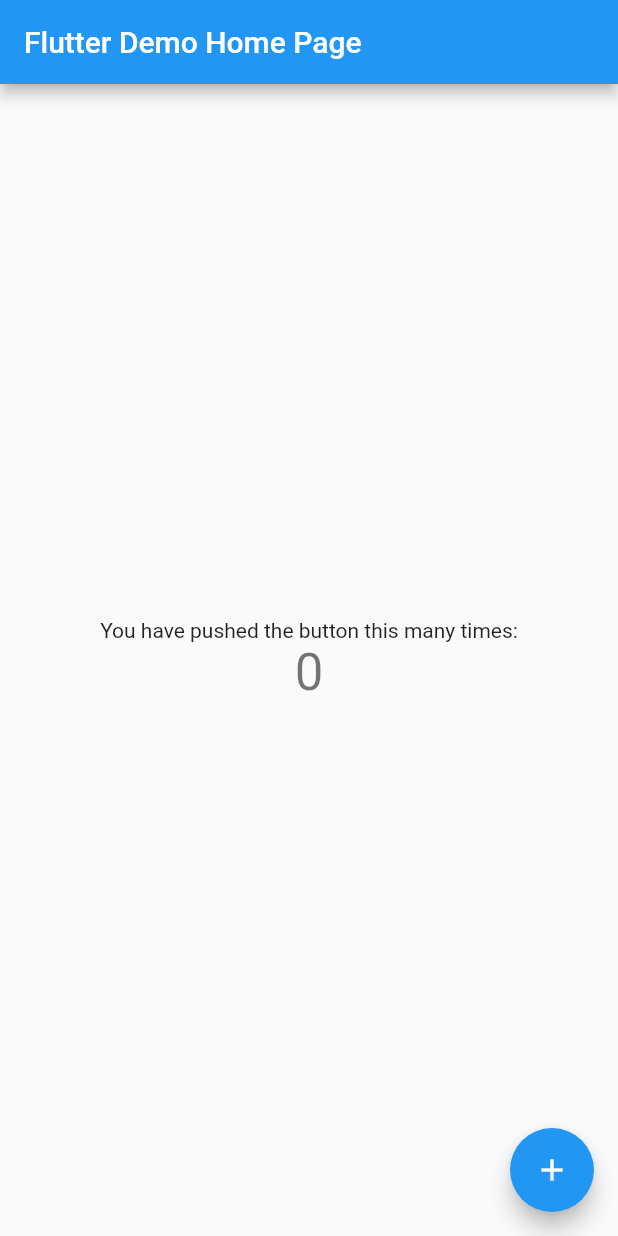
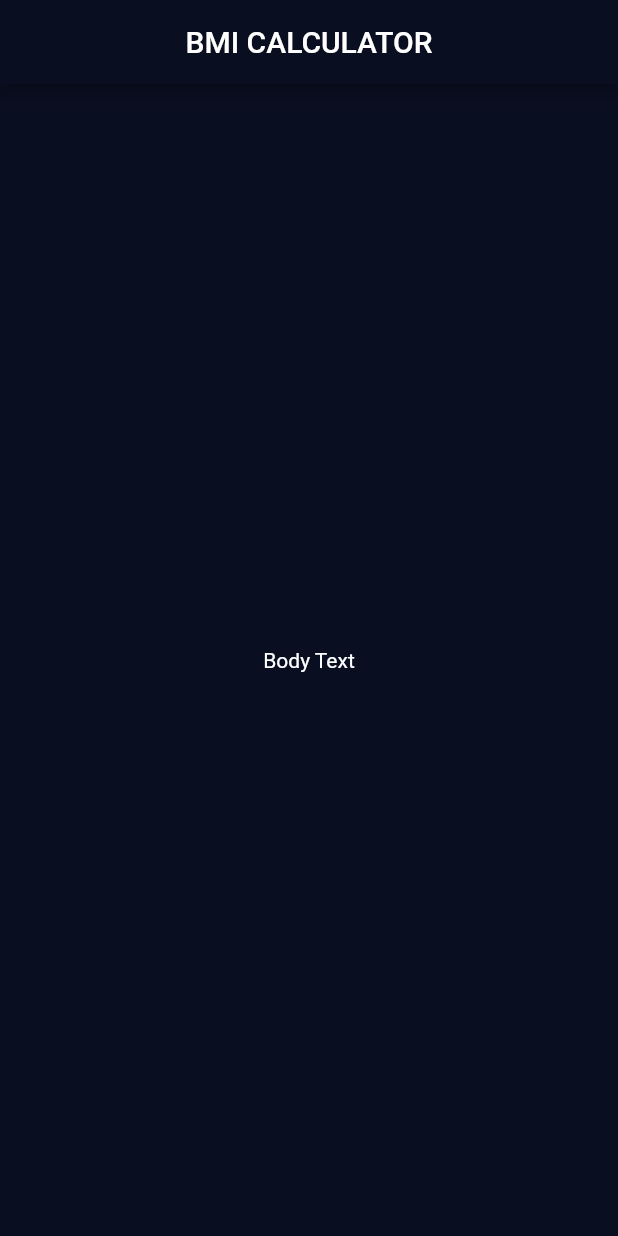
Before and after one commit to AliE99/bmi-calculator, a Flutter app: the screen it shows after launch, on a phone screen of 412 x 824 dp. Run offline on Flutter 3.47's test engine with Material 2 defaults, Android fonts, the phone set to English and light mode, and no system bars.

Commit message:
Feature/customized dark theme is added to the app

```diff
--- a/lib/main.dart
+++ b/lib/main.dart
@@ -1,113 +1,37 @@
 import 'package:flutter/material.dart';
 
-void main() {
-  runApp(MyApp());
-}
+void main() => runApp(BMICalculator());
 
-class MyApp extends StatelessWidget {
-  // This widget is the root of your application.
+class BMICalculator extends StatelessWidget {
   @override
   Widget build(BuildContext context) {
     return MaterialApp(
-      title: 'Flutter Demo',
-      theme: ThemeData(
-        // This is the theme of your application.
-        //
-        // Try running your application with "flutter run". You'll see the
-        // application has a blue toolbar. Then, without quitting the app, try
-        // changing the primarySwatch below to Colors.green and then invoke
-        // "hot reload" (press "r" in the console where you ran "flutter run",
-        // or simply save your changes to "hot reload" in a Flutter IDE).
-        // Notice that the counter didn't reset back to zero; the application
-        // is not restarted.
-        primarySwatch: Colors.blue,
+      debugShowCheckedModeBanner: false,
+      theme: ThemeData.dark().copyWith(
+        primaryColor: Color(0xFF0A0E21),
+        scaffoldBackgroundColor: Color(0xFF0A0E21),
       ),
-      home: MyHomePage(title: 'Flutter Demo Home Page'),
+      home: InputPage(),
     );
   }
 }
 
-class MyHomePage extends StatefulWidget {
-  MyHomePage({Key? key, required this.title}) : super(key: key);
-
-  // This widget is the home page of your application. It is stateful, meaning
-  // that it has a State object (defined below) that contains fields that affect
-  // how it looks.
-
-  // This class is the configuration for the state. It holds the values (in this
-  // case the title) provided by the parent (in this case the App widget) and
-  // used by the build method of the State. Fields in a Widget subclass are
-  // always marked "final".
-
-  final String title;
-
+class InputPage extends StatefulWidget {
   @override
-  _MyHomePageState createState() => _MyHomePageState();
+  _InputPageState createState() => _InputPageState();
 }
 
-class _MyHomePageState extends State<MyHomePage> {
-  int _counter = 0;
-
-  void _incrementCounter() {
-    setState(() {
-      // This call to setState tells the Flutter framework that something has
-      // changed in this State, which causes it to rerun the build method below
-      // so that the display can reflect the updated values. If we changed
-      // _counter without calling setState(), then the build method would not be
-      // called again, and so nothing would appear to happen.
-      _counter++;
-    });
-  }
-
+class _InputPageState extends State<InputPage> {
   @override
   Widget build(BuildContext context) {
-    // This method is rerun every time setState is called, for instance as done
-    // by the _incrementCounter method above.
-    //
-    // The Flutter framework has been optimized to make rerunning build methods
-    // fast, so that you can just rebuild anything that needs updating rather
-    // than having to individually change instances of widgets.
     return Scaffold(
       appBar: AppBar(
-        // Here we take the value from the MyHomePage object that was created by
-        // the App.build method, and use it to set our appbar title.
-        title: Text(widget.title),
+        brightness: Brightness.dark,
+        title: Center(child: Text('BMI CALCULATOR')),
       ),
       body: Center(
-        // Center is a layout widget. It takes a single child and positions it
-        // in the middle of the parent.
-        child: Column(
-          // Column is also a layout widget. It takes a list of children and
-          // arranges them vertically. By default, it sizes itself to fit its
-          // children horizontally, and tries to be as tall as its parent.
-          //
-          // Invoke "debug painting" (press "p" in the console, choose the
-          // "Toggle Debug Paint" action from the Flutter Inspector in Android
-          // Studio, or the "Toggle Debug Paint" command in Visual Studio Code)
-          // to see the wireframe for each widget.
-          //
-          // Column has various properties to control how it sizes itself and
-          // how it positions its children. Here we use mainAxisAlignment to
-          // center the children vertically; the main axis here is the vertical
-          // axis because Columns are vertical (the cross axis would be
-          // horizontal).
-          mainAxisAlignment: MainAxisAlignment.center,
-          children: <Widget>[
-            Text(
-              'You have pushed the button this many times:',
-            ),
-            Text(
-              '$_counter',
-              style: Theme.of(context).textTheme.headline4,
-            ),
-          ],
-        ),
+        child: Text('Body Text'),
       ),
-      floatingActionButton: FloatingActionButton(
-        onPressed: _incrementCounter,
-        tooltip: 'Increment',
-        child: Icon(Icons.add),
-      ), // This trailing comma makes auto-formatting nicer for build methods.
     );
   }
 }
```
Also changed, not shown: pubspec.yaml (+1 -49 lines).
